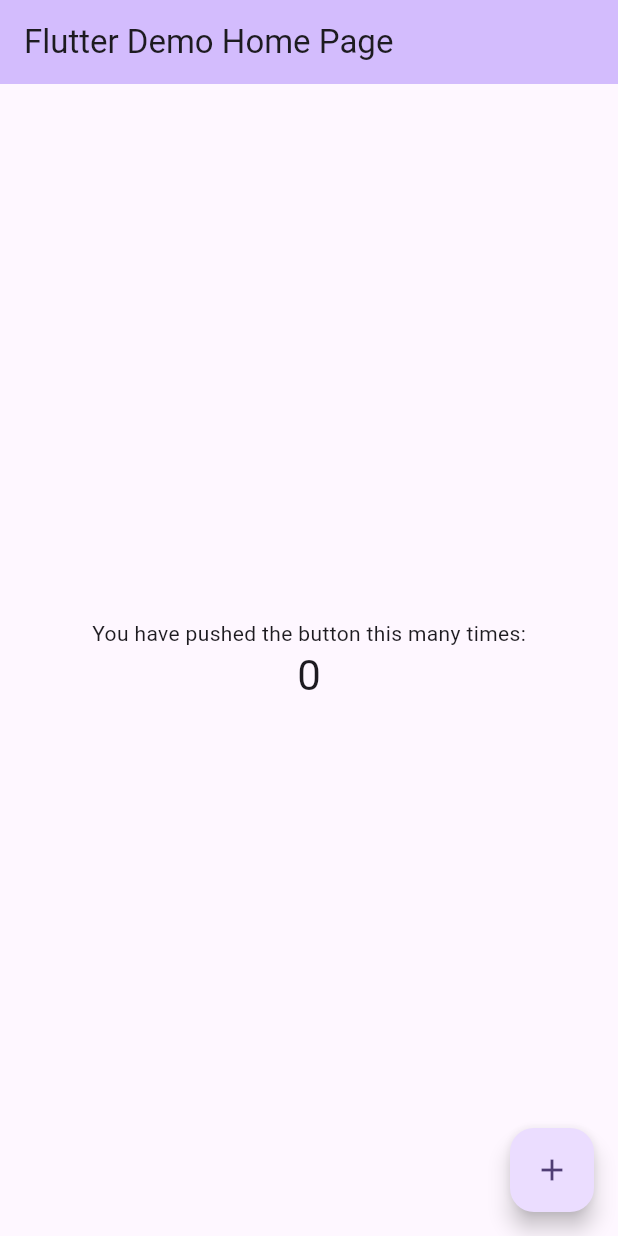
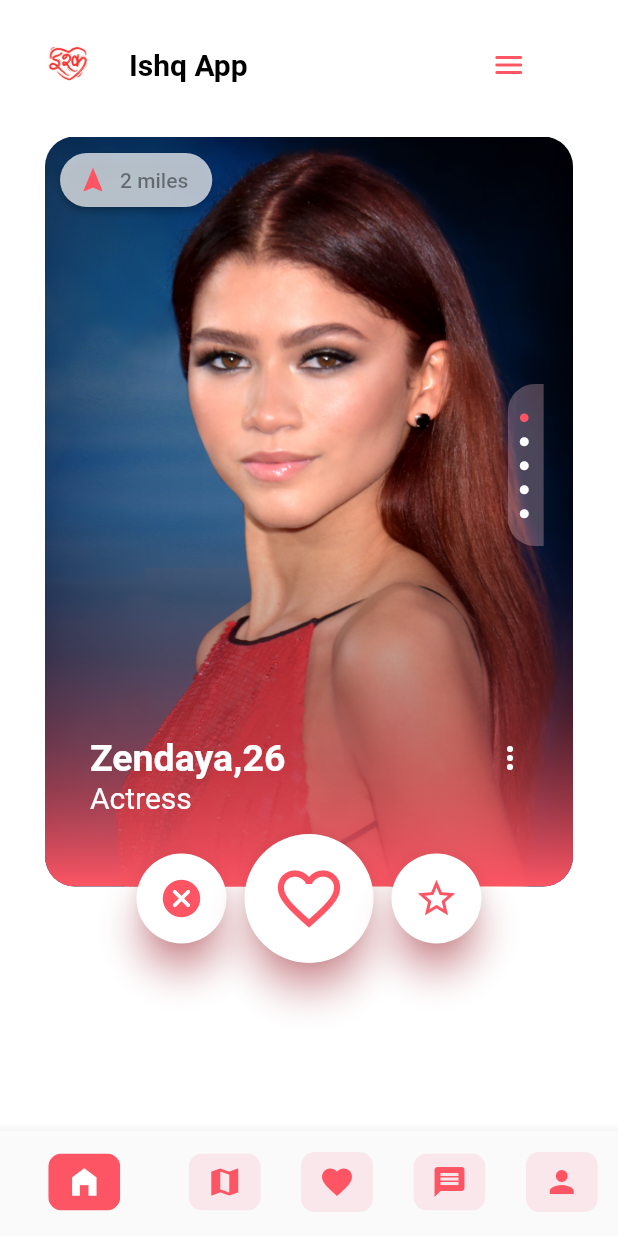
Before and after one commit to jasimthalikulam/ishq_app, a Flutter app: the screen it shows after launch, on a phone screen of 412 x 824 dp. Run offline on Flutter 3.47's test engine with Material 2 defaults, Android fonts, the phone set to English and light mode, and no system bars.

Commit message:
commit 2

```diff
--- a/lib/main.dart
+++ b/lib/main.dart
@@ -1,125 +1,18 @@
+
 import 'package:flutter/material.dart';
+import 'package:ishq/pages/all_matches.dart';
+import 'package:ishq/pages/home.dart';
+import 'package:ishq/pages/match_found.dart';
+import 'package:ishq/pages/profile.dart';
+void main() {
+  runApp(MaterialApp(
+   initialRoute: '/',
+    routes: {
+      '/':(context)=>Home(),
+      '/match_found':(context)=>MatchFound(),
+      '/all_matches':(context)=>AllMatches(),
+      '/profile':(context)=>Profile(),
+    },
 
-void main() {
-  runApp(const MyApp());
+  ));
 }
-
-class MyApp extends StatelessWidget {
-  const MyApp({super.key});
-
-  // This widget is the root of your application.
-  @override
-  Widget build(BuildContext context) {
-    return MaterialApp(
-      title: 'Flutter Demo',
-      theme: ThemeData(
-        // This is the theme of your application.
-        //
-        // TRY THIS: Try running your application with "flutter run". You'll see
-        // the application has a blue toolbar. Then, without quitting the app,
-        // try changing the seedColor in the colorScheme below to Colors.green
-        // and then invoke "hot reload" (save your changes or press the "hot
-        // reload" button in a Flutter-supported IDE, or press "r" if you used
-        // the command line to start the app).
-        //
-        // Notice that the counter didn't reset back to zero; the application
-        // state is not lost during the reload. To reset the state, use hot
-        // restart instead.
-        //
-        // This works for code too, not just values: Most code changes can be
-        // tested with just a hot reload.
-        colorScheme: ColorScheme.fromSeed(seedColor: Colors.deepPurple),
-        useMaterial3: true,
-      ),
-      home: const MyHomePage(title: 'Flutter Demo Home Page'),
-    );
-  }
-}
-
-class MyHomePage extends StatefulWidget {
-  const MyHomePage({super.key, required this.title});
-
-  // This widget is the home page of your application. It is stateful, meaning
-  // that it has a State object (defined below) that contains fields that affect
-  // how it looks.
-
-  // This class is the configuration for the state. It holds the values (in this
-  // case the title) provided by the parent (in this case the App widget) and
-  // used by the build method of the State. Fields in a Widget subclass are
-  // always marked "final".
-
-  final String title;
-
-  @override
-  State<MyHomePage> createState() => _MyHomePageState();
-}
-
-class _MyHomePageState extends State<MyHomePage> {
-  int _counter = 0;
-
-  void _incrementCounter() {
-    setState(() {
-      // This call to setState tells the Flutter framework that something has
-      // changed in this State, which causes it to rerun the build method below
-      // so that the display can reflect the updated values. If we changed
-      // _counter without calling setState(), then the build method would not be
-      // called again, and so nothing would appear to happen.
-      _counter++;
-    });
-  }
-
-  @override
-  Widget build(BuildContext context) {
-    // This method is rerun every time setState is called, for instance as done
-    // by the _incrementCounter method above.
-    //
-    // The Flutter framework has been optimized to make rerunning build methods
-    // fast, so that you can just rebuild anything that needs updating rather
-    // than having to individually change instances of widgets.
-    return Scaffold(
-      appBar: AppBar(
-        // TRY THIS: Try changing the color here to a specific color (to
-        // Colors.amber, perhaps?) and trigger a hot reload to see the AppBar
-        // change color while the other colors stay the same.
-        backgroundColor: Theme.of(context).colorScheme.inversePrimary,
-        // Here we take the value from the MyHomePage object that was created by
-        // the App.build method, and use it to set our appbar title.
-        title: Text(widget.title),
-      ),
-      body: Center(
-        // Center is a layout widget. It takes a single child and positions it
-        // in the middle of the parent.
-        child: Column(
-          // Column is also a layout widget. It takes a list of children and
-          // arranges them vertically. By default, it sizes itself to fit its
-          // children horizontally, and tries to be as tall as its parent.
-          //
-          // Column has various properties to control how it sizes itself and
-          // how it positions its children. Here we use mainAxisAlignment to
-          // center the children vertically; the main axis here is the vertical
-          // axis because Columns are vertical (the cross axis would be
-          // horizontal).
-          //
-          // TRY THIS: Invoke "debug painting" (choose the "Toggle Debug Paint"
-          // action in the IDE, or press "p" in the console), to see the
-          // wireframe for each widget.
-          mainAxisAlignment: MainAxisAlignment.center,
-          children: <Widget>[
-            const Text(
-              'You have pushed the button this many times:',
-            ),
-            Text(
-              '$_counter',
-              style: Theme.of(context).textTheme.headlineMedium,
-            ),
-          ],
-        ),
-      ),
-      floatingActionButton: FloatingActionButton(
-        onPressed: _incrementCounter,
-        tooltip: 'Increment',
-        child: const Icon(Icons.add),
-      ), // This trailing comma makes auto-formatting nicer for build methods.
-    );
-  }
-}
--- /dev/null
+++ b/lib/pages/home.dart
@@ -0,0 +1,195 @@
+import 'package:flutter/material.dart';
+
+class Home extends StatefulWidget {
+
+  _HomeState createState() => _HomeState();
+}
+class _HomeState extends State<Home> {
+
+  @override
+  Widget build(BuildContext context) {
+    return Scaffold(
+        appBar: AppBar(
+          title : Padding(
+            padding:  EdgeInsets.fromLTRB(10, 30, 10, 0),
+            child: Row(
+              children: [
+                CircleAvatar(
+                  child: Image.asset('assets/logo.png'),
+                  backgroundColor: Colors.white,
+                ),
+                SizedBox(width: 20.0,),
+                Text('Ishq App',style: TextStyle(color: Colors.black,fontWeight: FontWeight.bold),),
+                SizedBox(width: 150.0,),
+                IconButton(onPressed: ()=>{}, icon: Icon(Icons.menu_rounded,color: Color(0xFFfd5564),),style: IconButton.styleFrom(backgroundColor:Color(0xFFfabfc9)),)
+              ],
+            ),
+          ),
+          backgroundColor: Colors.white,
+          elevation: 0,
+        ),
+        body: Stack(
+        children:
+        [
+          Column(
+          children: [
+            Padding(
+              padding: EdgeInsets.fromLTRB(30, 35, 30, 0),
+              child: Container(
+                height: 500,
+                child: Center(
+                  child: ClipRRect(
+                    borderRadius:BorderRadius.circular(20.0),
+                    child: Stack(
+                        children:[
+                        Container(
+                    decoration: BoxDecoration(
+                        image: DecorationImage(
+                            image: AssetImage('assets/zendaya.jpg'),
+                            fit: BoxFit.cover
+                        )
+                    ),
+                            child:Container(
+                              decoration:
+                    BoxDecoration(
+                    gradient: LinearGradient(
+                    begin: Alignment.center,
+                      end: Alignment.bottomCenter,
+                      colors: [
+                        Colors.transparent,
+                        Color(0xFFfd5564),
+                      ],
+                    ),
+                  ),
+                        ),
+                        ),
+
+                          Padding(
+                            padding: EdgeInsets.fromLTRB(30, 400, 30,10),
+                            child: Container(
+                                child:
+                                Column(
+                                  crossAxisAlignment: CrossAxisAlignment.start,
+                                  children: [
+                                    Row(
+                                      mainAxisAlignment: MainAxisAlignment.spaceBetween,
+                              children :
+                              [Text('Zendaya,26',style: TextStyle(color: Colors.white,fontWeight: FontWeight.bold,fontSize: 25),),
+                            Icon(Icons.more_vert_rounded,color: Colors.white,)]
+                                    ),
+                                    Text('Actress',style: TextStyle(color: Colors.white,fontSize: 20),),
+                                  ],
+                                )
+                            ),
+                          )
+                    ]
+                  )
+                      )
+                ),
+              ),
+            ),
+          ],
+          ),
+          Padding(
+            padding: const EdgeInsets.fromLTRB(40, 40, 0, 0),
+            child: ElevatedButton.icon(onPressed:()=>{} ,
+                label: Text('2 miles',style: TextStyle(color: Colors.black45),),
+      icon:
+            Icon(Icons.navigation,color: Color(0xFFfd5564),size: 20.0,),style: ElevatedButton.styleFrom(shape: RoundedRectangleBorder(borderRadius: BorderRadius.circular(100.0)),backgroundColor: Colors.white70 )),
+          ),
+          Padding(
+            padding: const EdgeInsets.fromLTRB(338.54, 200,0, 0),
+            child: ClipRRect(
+              child: Stack(
+                children: [
+                  Container(
+                      padding: EdgeInsets.symmetric(vertical:54.0,horizontal: 12.0),
+                      decoration: BoxDecoration(borderRadius:BorderRadiusDirectional.horizontal(start:Radius.circular(18.0),end: Radius.circular(.0) ),color: Color(0xFFfabfc9).withOpacity(0.3),),
+                      child: Icon(Icons.person,color: Color(0xFFfd5564),size: 0.0,)),
+                  Padding(
+                    padding: const EdgeInsets.fromLTRB(7.5,19, 0, 0),
+                    child: Column(
+                      children: [
+                        Icon(Icons.circle,size: 7,color: Color(0xFFfd5564)),
+                        SizedBox(height:9),
+                        Icon(Icons.circle,size: 7,color: Colors.white),
+                        SizedBox(height:9),
+                        Icon(Icons.circle,size: 7,color: Colors.white),
+                        SizedBox(height:9),
+                        Icon(Icons.circle,size: 7,color: Colors.white),
+                        SizedBox(height:9),
+                        Icon(Icons.circle,size: 7,color: Colors.white),
+                      ],
+                    ),
+                  )
+                ],
+              ),),
+          ),
+          SizedBox(width: 10.0,),
+            Padding(
+              padding: EdgeInsets.fromLTRB(0,500,0,0),
+              child: Row(
+                  mainAxisAlignment: MainAxisAlignment.center,
+                  children:<Widget>[
+                    ElevatedButton(onPressed:()=>{} , child: Icon(Icons.cancel_rounded,color: Color(0xFFfd5564),size: 30.0,),style: ElevatedButton.styleFrom(shape: CircleBorder(),backgroundColor: Colors.white,shadowColor: Color(0xFFfd5564),padding:EdgeInsets.all(15.0) ,elevation: 10.0)),
+                    SizedBox(width: 10.0,),
+                    ElevatedButton(onPressed:()=>{Navigator.pushNamed(context, '/match_found')} , child: Icon(Icons.favorite_outline_outlined,color: Color(0xFFfd5564),size: 50.0,),style: ElevatedButton.styleFrom(shape: CircleBorder(),backgroundColor: Colors.white,shadowColor: Color(0xFFfd5564),padding:EdgeInsets.all(18.0),elevation: 10.0),),
+                    SizedBox(width: 10.0,),
+                    ElevatedButton(onPressed:()=>{} , child: Icon(Icons.star_outline,color: Color(0xFFfd5564),size: 30.0,),style: ElevatedButton.styleFrom(shape: CircleBorder(),backgroundColor: Colors.white,shadowColor: Color(0xFFfd5564),padding:EdgeInsets.all(15.0),elevation: 10.0),),
+                  ]
+              ),
+            )
+        ],
+        ),
+      bottomNavigationBar: BottomNavigationBar(
+        showSelectedLabels: false,
+        showUnselectedLabels: false,
+        items: <BottomNavigationBarItem>[
+          BottomNavigationBarItem(
+            icon: ClipRRect(
+              child: Container(
+                  padding: EdgeInsets.symmetric(vertical:7.0,horizontal: 12.0),
+                  decoration: BoxDecoration(borderRadius:BorderRadius.circular(9.0),color: Color(0xFFfd5564)),
+                  child: Icon(Icons.home_filled,color: Colors.white)),),
+            label: '',
+          ),
+          BottomNavigationBarItem(
+            icon: ClipRRect(
+              child: Container(
+                  padding: EdgeInsets.symmetric(vertical:7.0,horizontal: 12.0),
+                  decoration: BoxDecoration(borderRadius:BorderRadius.circular(9.0),color: Color(0xFFFAE7EC)),
+                  child: Icon(Icons.map,color: Color(0xFFfd5564))),),
+            label: '',
+          ),
+          BottomNavigationBarItem(
+            icon: ClipRRect(
+              child: Container(
+                  padding: EdgeInsets.symmetric(vertical:0,horizontal: .0),
+                  decoration: BoxDecoration(borderRadius:BorderRadius.circular(9.0),color: Color(0xFFFAE7EC)),
+                  child: SizedBox(height: 40,
+                  child:IconButton(onPressed: ()=>{Navigator.pushNamed(context, '/all_matches')},icon:Icon(Icons.favorite,color: Color(0xFFfd5564))))),),
+            label: '',
+          ),
+          BottomNavigationBarItem(
+            icon: ClipRRect(
+              child: Container(
+                padding: EdgeInsets.symmetric(vertical:7.0,horizontal: 12.0),
+                decoration: BoxDecoration(borderRadius:BorderRadius.circular(9.0),color: Color(0xFFFAE7EC)),
+                child: Icon(Icons.message,color: Color(0xFFfd5564))),),
+            label: '',
+          ),
+          BottomNavigationBarItem(
+            icon: ClipRRect(
+              child: Container(
+                  padding: EdgeInsets.symmetric(vertical:0,horizontal: .0),
+                  decoration: BoxDecoration(borderRadius:BorderRadius.circular(9.0),color: Color(0xFFFAE7EC)),
+                  child: SizedBox(height: 40,
+                      child:IconButton(onPressed: ()=>{Navigator.pushNamed(context, '/profile')},icon:Icon(Icons.person,color: Color(0xFFfd5564))))),),
+            label: '',
+          ),
+        ],
+      ),
+      backgroundColor: Colors.white,
+    );
+  }
+}
```
Also changed, not shown: lib/pages/all_matches.dart (added, +162 -0 lines), lib/pages/match_found.dart (added, +50 -0 lines), lib/pages/profile.dart (added, +175 -0 lines), pubspec.yaml (+14 -12 lines), assets/Aysha.png (added), assets/Lynn.png (added), assets/Naomi.png (added), assets/Neha.png (added), assets/Rachel.png (added), assets/Sara.png (added), assets/logo.png (added), assets/match.png (added), assets/zendaya.jpg (added), fonts/ChaletNewYorkNineteenSeventy.ttf (added), 2 more files.
